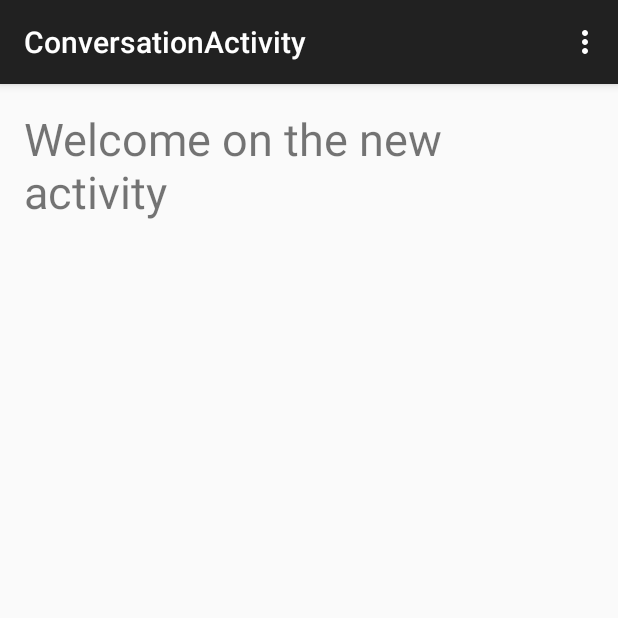
After one commit to dsaplbg/OpenSecuritySMS, an Android app: the ConversationActivity screen opened directly, with no data from a screen before it, on a phone screen of 412 x 824 dp, the top half of it. The commit adds this screen. Run offline under Robolectric (Android 15) with nearby library versions, the phone set to English and light mode, and no system bars.

Commit message:
Adding events listeners for every conversations row views. Adding new activity and improve design

```diff
--- a/app/src/main/AndroidManifest.xml
+++ b/app/src/main/AndroidManifest.xml
@@ -21,6 +21,10 @@
                 <category android:name="android.intent.category.LAUNCHER" />
             </intent-filter>
         </activity>
+        <activity
+            android:name=".ConversationActivity"
+            android:label="@string/title_activity_conversation" >
+        </activity>
     </application>
 
 </manifest>
--- /dev/null
+++ b/app/src/main/java/org/opensecurity/sms/ConversationActivity.java
@@ -0,0 +1,40 @@
+package org.opensecurity.sms;
+
+import android.support.v7.app.AppCompatActivity;
+import android.os.Bundle;
+import android.view.Menu;
+import android.view.MenuItem;
+import android.widget.TextView;
+
+public class ConversationActivity extends AppCompatActivity {
+
+    @Override
+    protected void onCreate(Bundle savedInstanceState) {
+        super.onCreate(savedInstanceState);
+        setContentView(R.layout.activity_conversation);
+        TextView t = (TextView) findViewById(R.id.textActiv2);
+        t.setText("Welcome on the new activity");
+    }
+
+    @Override
+    public boolean onCreateOptionsMenu(Menu menu) {
+        // Inflate the menu; this adds items to the action bar if it is present.
+        getMenuInflater().inflate(R.menu.menu_conversation, menu);
+        return true;
+    }
+
+    @Override
+    public boolean onOptionsItemSelected(MenuItem item) {
+        // Handle action bar item clicks here. The action bar will
+        // automatically handle clicks on the Home/Up button, so long
+        // as you specify a parent activity in AndroidManifest.xml.
+        int id = item.getItemId();
+
+        //noinspection SimplifiableIfStatement
+        if (id == R.id.action_settings) {
+            return true;
+        }
+
+        return super.onOptionsItemSelected(item);
+    }
+}
--- /dev/null
+++ b/app/src/main/res/layout/activity_conversation.xml
@@ -0,0 +1,16 @@
+<RelativeLayout xmlns:android="http://schemas.android.com/apk/res/android"
+    xmlns:tools="http://schemas.android.com/tools" android:layout_width="match_parent"
+    android:layout_height="match_parent" android:paddingLeft="@dimen/activity_horizontal_margin"
+    android:paddingRight="@dimen/activity_horizontal_margin"
+    android:paddingTop="@dimen/activity_vertical_margin"
+    android:paddingBottom="@dimen/activity_vertical_margin"
+    tools:context="org.opensecurity.sms.ConversationActivity">
+
+    <TextView
+        android:id="@+id/textActiv2"
+        android:text="@string/hello_world"
+        android:layout_width="wrap_content"
+        android:layout_height="wrap_content"
+        android:textSize="30sp"/>
+
+</RelativeLayout>
--- /dev/null
+++ b/app/src/main/res/menu/menu_conversation.xml
@@ -0,0 +1,7 @@
+<menu xmlns:android="http://schemas.android.com/apk/res/android"
+    xmlns:app="http://schemas.android.com/apk/res-auto"
+    xmlns:tools="http://schemas.android.com/tools"
+    tools:context="org.opensecurity.sms.ConversationActivity">
+    <item android:id="@+id/action_settings" android:title="@string/action_settings"
+        android:orderInCategory="100" app:showAsAction="never" />
+</menu>
--- a/app/src/main/res/values/strings.xml
+++ b/app/src/main/res/values/strings.xml
@@ -3,4 +3,7 @@
 
     <string name="action_settings">Settings</string>
     <string name="open_security_sms">OpenSecuritySMS</string>
+    <string name="title_activity_conversation">ConversationActivity</string>
+
+    <string name="hello_world">Hello world!</string>
 </resources>
```
Also changed, not shown: app/src/main/java/org/opensecurity/sms/OpenSecuritySMS.java (+18 -4 lines), app/src/main/java/org/opensecurity/sms/fonctionnalKernel/ConversationLine.java (+9 -2 lines), app/src/main/res/layout/listofconvers.xml (+10 -1 lines), app/src/main/res/layout/activity_open_security_sms.xml (indentation only), 1 other file.
